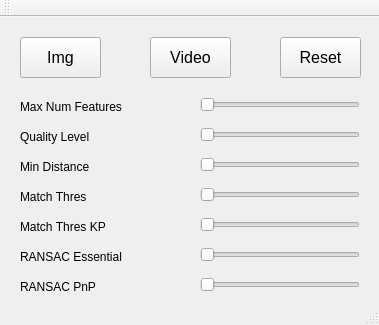
jiawei-mo/SafeDrive, file mainwindow.ui: the form before one commit.
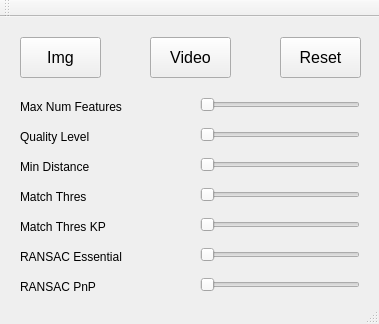
The form after the commit.

```diff
--- a/mainwindow.ui
+++ b/mainwindow.ui
@@ -7,7 +7,7 @@
     <x>0</x>
     <y>0</y>
     <width>379</width>
-    <height>325</height>
+    <height>324</height>
    </rect>
   </property>
   <property name="windowTitle">
```
